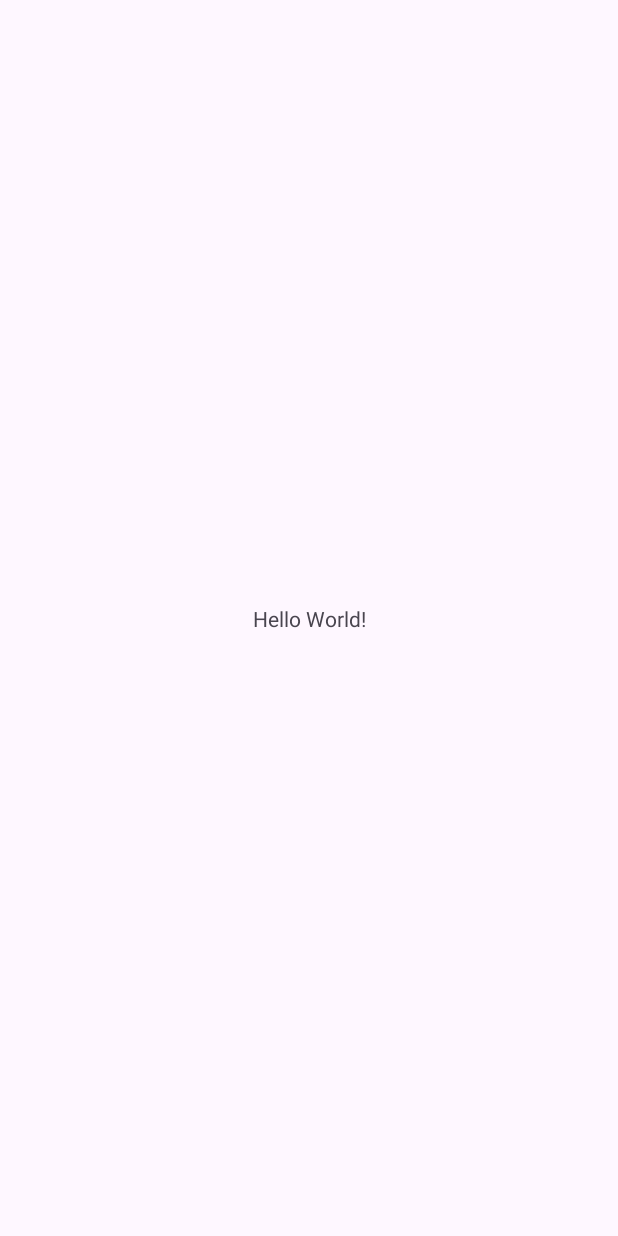
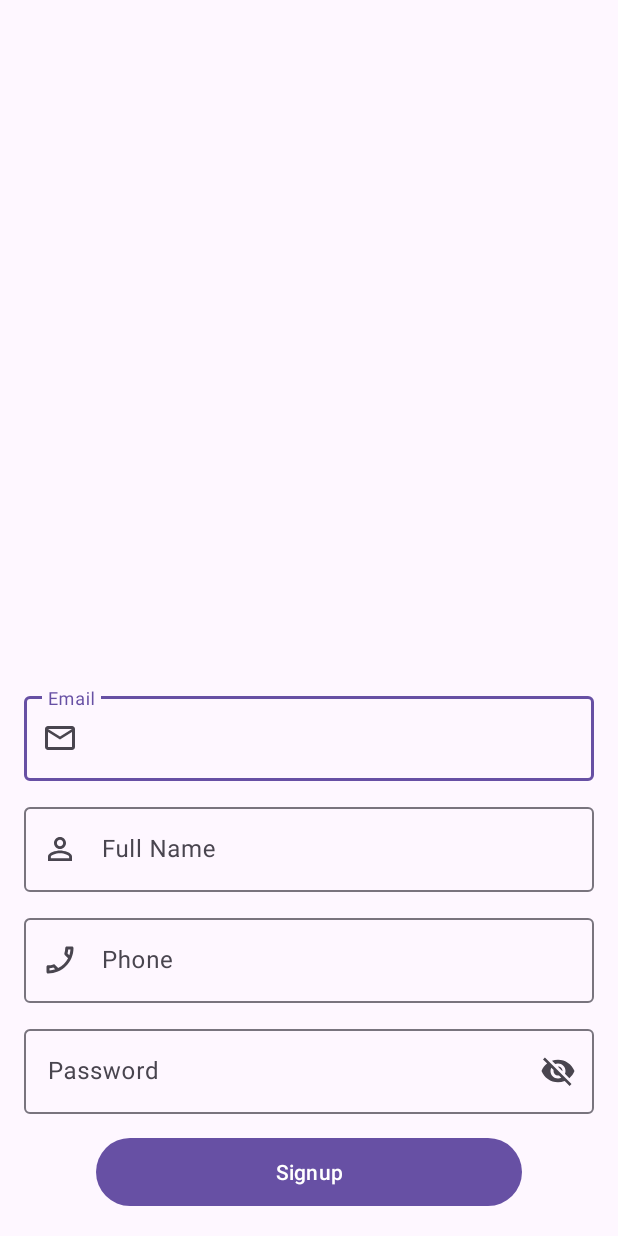
Before and after one commit to MERakram/cdam_front, an Android app: the screen it shows after launch (MainActivity), on a phone screen of 412 x 824 dp. Before the commit the screen is almost empty. Run offline under Robolectric (Android 15) with nearby library versions, the phone set to English and light mode, and no system bars.

Commit message:
add signup form

```diff
--- a/app/build.gradle.kts
+++ b/app/build.gradle.kts
@@ -4,7 +4,7 @@ plugins {
 
 android {
     namespace = "com.example.cdam_front"
-    compileSdk = 33
+    compileSdk = 34
 
     defaultConfig {
         applicationId = "com.example.cdam_front"
--- a/app/src/main/java/com/example/cdam_front/MainActivity.java
+++ b/app/src/main/java/com/example/cdam_front/MainActivity.java
@@ -2,7 +2,12 @@ package com.example.cdam_front;
 
 import androidx.appcompat.app.AppCompatActivity;
 
+import android.content.Intent;
 import android.os.Bundle;
+import android.util.Log;
+import android.widget.Button;
+
+import com.google.android.material.button.MaterialButton;
 
 public class MainActivity extends AppCompatActivity {
 
@@ -10,5 +15,10 @@ public class MainActivity extends AppCompatActivity {
     protected void onCreate(Bundle savedInstanceState) {
         super.onCreate(savedInstanceState);
         setContentView(R.layout.activity_main);
+        MaterialButton button = findViewById(R.id.signup_btn);
+        Intent myIntent = new Intent(MainActivity.this, LoginActivity.class);
+        button.setOnClickListener(v -> {
+           this.startActivity(myIntent);
+        });
     }
 }
--- /dev/null
+++ b/app/src/main/res/drawable/ic_icon.xml
@@ -0,0 +1,5 @@
+<vector android:height="24dp" android:tint="#000000"
+    android:viewportHeight="24" android:viewportWidth="24"
+    android:width="24dp" xmlns:android="http://schemas.android.com/apk/res/android">
+    <path android:fillColor="@android:color/white" android:pathData="M22,6c0,-1.1 -0.9,-2 -2,-2L4,4c-1.1,0 -2,0.9 -2,2v12c0,1.1 0.9,2 2,2h16c1.1,0 2,-0.9 2,-2L22,6zM20,6l-8,4.99L4,6h16zM20,18L4,18L4,8l8,5 8,-5v10z"/>
+</vector>
--- /dev/null
+++ b/app/src/main/res/drawable/ic_person.xml
@@ -0,0 +1,5 @@
+<vector android:height="24dp" android:tint="#000000"
+    android:viewportHeight="24" android:viewportWidth="24"
+    android:width="24dp" xmlns:android="http://schemas.android.com/apk/res/android">
+    <path android:fillColor="@android:color/white" android:pathData="M12,5.9c1.16,0 2.1,0.94 2.1,2.1s-0.94,2.1 -2.1,2.1S9.9,9.16 9.9,8s0.94,-2.1 2.1,-2.1m0,9c2.97,0 6.1,1.46 6.1,2.1v1.1L5.9,18.1L5.9,17c0,-0.64 3.13,-2.1 6.1,-2.1M12,4C9.79,4 8,5.79 8,8s1.79,4 4,4 4,-1.79 4,-4 -1.79,-4 -4,-4zM12,13c-2.67,0 -8,1.34 -8,4v3h16v-3c0,-2.66 -5.33,-4 -8,-4z"/>
+</vector>
--- /dev/null
+++ b/app/src/main/res/drawable/ic_phone.xml
@@ -0,0 +1,5 @@
+<vector android:height="24dp" android:tint="#000000"
+    android:viewportHeight="24" android:viewportWidth="24"
+    android:width="24dp" xmlns:android="http://schemas.android.com/apk/res/android">
+    <path android:fillColor="@android:color/white" android:pathData="M17.46,5c-0.06,0.89 -0.21,1.76 -0.45,2.59l1.2,1.2c0.41,-1.2 0.67,-2.47 0.76,-3.79H17.46zM7.6,17.02c-0.85,0.24 -1.72,0.39 -2.6,0.45v1.49c1.32,-0.09 2.59,-0.35 3.8,-0.75L7.6,17.02zM16.5,3H20c0.55,0 1,0.45 1,1c0,9.39 -7.61,17 -17,17c-0.55,0 -1,-0.45 -1,-1v-3.49c0,-0.55 0.45,-1 1,-1c1.24,0 2.45,-0.2 3.57,-0.57c0.1,-0.04 0.21,-0.05 0.31,-0.05c0.26,0 0.51,0.1 0.71,0.29l2.2,2.2c2.83,-1.45 5.15,-3.76 6.59,-6.59l-2.2,-2.2c-0.28,-0.28 -0.36,-0.67 -0.25,-1.02C15.3,6.45 15.5,5.25 15.5,4C15.5,3.45 15.95,3 16.5,3z"/>
+</vector>
--- a/app/src/main/res/layout/activity_main.xml
+++ b/app/src/main/res/layout/activity_main.xml
@@ -4,15 +4,85 @@
     xmlns:tools="http://schemas.android.com/tools"
     android:layout_width="match_parent"
     android:layout_height="match_parent"
+    android:padding="@dimen/padding_xlarge"
     tools:context=".MainActivity">
 
-    <TextView
-        android:layout_width="wrap_content"
+    <com.google.android.material.textfield.TextInputLayout
+        android:id="@+id/emailField"
+        android:layout_width="match_parent"
         android:layout_height="wrap_content"
-        android:text="Hello World!"
+        android:hint="@string/email"
+        app:layout_constraintBottom_toTopOf="@+id/fullNameField"
+        app:startIconDrawable="@drawable/ic_icon"
+        tools:ignore="MissingConstraints">
+
+        <com.google.android.material.textfield.TextInputEditText
+            android:layout_width="match_parent"
+            android:layout_height="wrap_content"
+            android:layout_marginBottom="@dimen/padding_large"
+            tools:ignore="MissingConstraints" />
+    </com.google.android.material.textfield.TextInputLayout>
+
+    <com.google.android.material.textfield.TextInputLayout
+        android:id="@+id/fullNameField"
+        android:layout_width="match_parent"
+        android:layout_height="wrap_content"
+        android:hint="@string/fullName"
+        app:layout_constraintBottom_toTopOf="@+id/phoneField"
+        app:startIconDrawable="@drawable/ic_person"
+        tools:ignore="MissingConstraints">
+
+        <com.google.android.material.textfield.TextInputEditText
+            android:layout_width="match_parent"
+            android:layout_height="wrap_content"
+            android:layout_marginBottom="@dimen/padding_large"
+            tools:ignore="MissingConstraints,DuplicateClickableBoundsCheck" />
+    </com.google.android.material.textfield.TextInputLayout>
+
+    <com.google.android.material.textfield.TextInputLayout
+
+        android:id="@+id/phoneField"
+        android:layout_width="match_parent"
+        android:layout_height="wrap_content"
+        android:hint="@string/phone"
+        app:startIconDrawable="@drawable/ic_phone"
+        app:layout_constraintBottom_toTopOf="@+id/passWordField"
+        tools:ignore="MissingConstraints">
+
+        <com.google.android.material.textfield.TextInputEditText
+            android:layout_width="match_parent"
+            android:layout_height="wrap_content"
+            android:layout_marginBottom="@dimen/padding_large"
+            android:inputType="phone"
+            tools:ignore="MissingConstraints,DuplicateClickableBoundsCheck" />
+    </com.google.android.material.textfield.TextInputLayout>
+
+
+    <com.google.android.material.textfield.TextInputLayout
+        android:id="@+id/passWordField"
+        android:layout_width="match_parent"
+        android:layout_height="wrap_content"
+        android:hint="@string/password"
+
+        app:endIconMode="password_toggle"
+        app:layout_constraintBottom_toTopOf="@+id/signup_btn"
+        tools:ignore="MissingConstraints">
+
+        <com.google.android.material.textfield.TextInputEditText
+            android:layout_width="match_parent"
+            android:layout_height="wrap_content"
+            android:layout_marginBottom="@dimen/padding_large"
+            tools:ignore="MissingConstraints,DuplicateClickableBoundsCheck" />
+    </com.google.android.material.textfield.TextInputLayout>
+
+    <com.google.android.material.button.MaterialButton
+        android:id="@+id/signup_btn"
+        android:layout_width="284dp"
+        android:layout_height="53dp"
+        android:text="@string/signup"
         app:layout_constraintBottom_toBottomOf="parent"
         app:layout_constraintEnd_toEndOf="parent"
         app:layout_constraintStart_toStartOf="parent"
-        app:layout_constraintTop_toTopOf="parent" />
+        tools:ignore="DuplicateIds,MissingConstraints" />
 
 </androidx.constraintlayout.widget.ConstraintLayout>
--- a/app/src/main/res/values/strings.xml
+++ b/app/src/main/res/values/strings.xml
@@ -1,3 +1,8 @@
 <resources>
     <string name="app_name">cdam_front</string>
+    <string name="email">Email</string>
+    <string name="signup">Signup</string>
+    <string name="phone">Phone</string>
+    <string name="fullName">Full Name</string>
+    <string name="password">Password</string>
 </resources>
```
Also changed, not shown: app/src/main/AndroidManifest.xml (+6 -3 lines), app/src/main/java/com/example/cdam_front/LoginActivity.java (added, +13 -0 lines), app/src/main/res/layout/activity_login.xml (added, +20 -0 lines), app/src/main/res/values/dimens.xml (added, +17 -0 lines).
